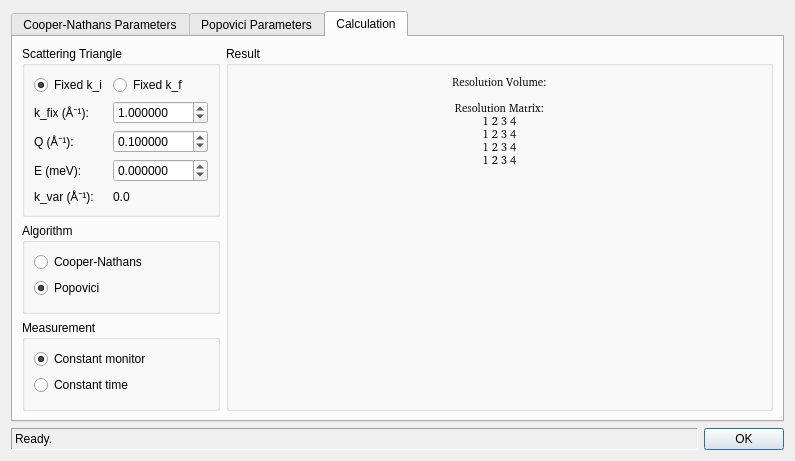
tweber-ill/frm_mirror-takin1, file ui/reso.ui: the form before one commit.
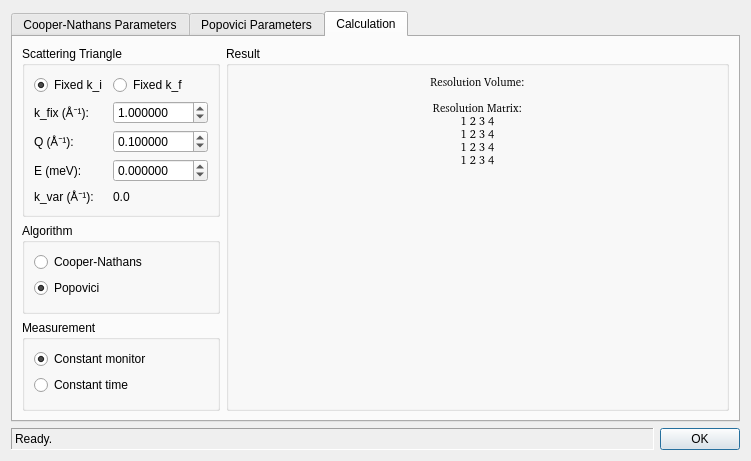
The form after the commit.

```diff
--- a/ui/reso.ui
+++ b/ui/reso.ui
@@ -6,8 +6,8 @@
    <rect>
     <x>0</x>
     <y>0</y>
-    <width>795</width>
-    <height>414</height>
+    <width>705</width>
+    <height>406</height>
    </rect>
   </property>
   <property name="windowTitle">
```
